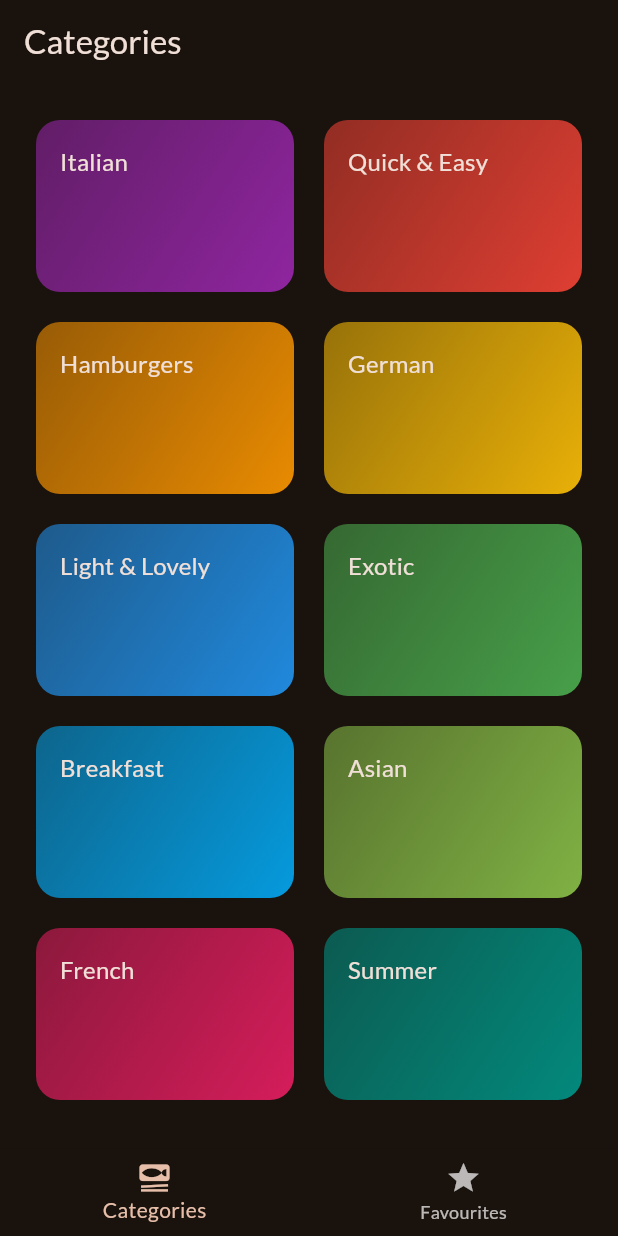
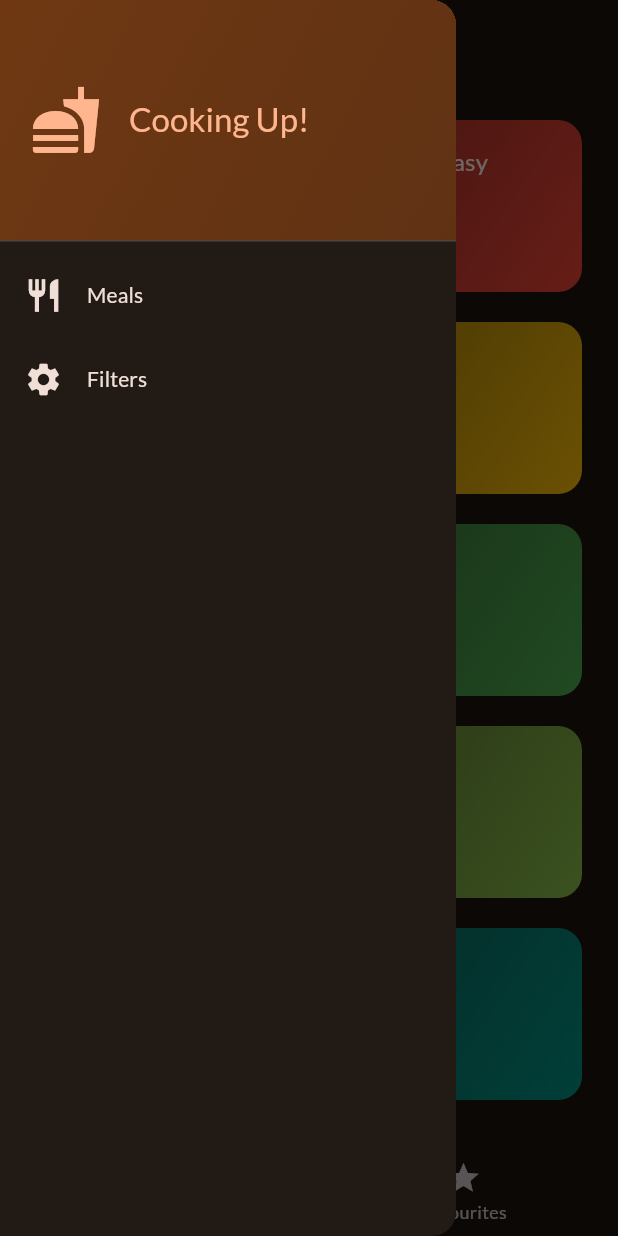
Before and after one commit to therizwanulhaq/meals, a Flutter app: the screen it shows after launch, with the side drawer open (before the commit the screen has no drawer), on a phone screen of 412 x 824 dp. Run offline on Flutter 3.47's test engine with Material 3 defaults, Android fonts, the phone set to English and light mode, and no system bars; our stand-ins replace google_fonts, transparent_image.

Commit message:
aplying filters

```diff
--- a/lib/screens/categories.dart
+++ b/lib/screens/categories.dart
@@ -6,12 +6,17 @@ import 'package:meals/screens/meals.dart';
 import 'package:meals/widgets/category_grid_item.dart';
 
 class CategoriesScreen extends StatelessWidget {
-  const CategoriesScreen({super.key, required this.onToggleFavourite});
+  const CategoriesScreen({
+    super.key,
+    required this.onToggleFavourite,
+    required this.availableMeals,
+  });
 
   final void Function(Meal meal) onToggleFavourite;
+  final List<Meal> availableMeals;
 
   void _selectCategory(BuildContext context, Category category) {
-    final filteredMeals = dummyMeals
+    final filteredMeals = availableMeals
         .where((meal) => meal.categories.contains(category.id))
         .toList();
     // Navigator.of(context).push(route)
--- a/lib/screens/tabs.dart
+++ b/lib/screens/tabs.dart
@@ -1,7 +1,17 @@
 import 'package:flutter/material.dart';
+import 'package:meals/data/dummy_data.dart';
 import 'package:meals/models/meal.dart';
 import 'package:meals/screens/categories.dart';
+import 'package:meals/screens/filters.dart';
 import 'package:meals/screens/meals.dart';
+import 'package:meals/widgets/main_drawer.dart';
+
+const kInitialFilters = {
+  Filter.glutenFree: false,
+  Filter.lactoseFree: false,
+  Filter.vegetarian: false,
+  Filter.vegan: false,
+};
 
 class TabsScreen extends StatefulWidget {
   const TabsScreen({super.key});
@@ -13,6 +23,12 @@ class TabsScreen extends StatefulWidget {
 class _TabsScreenState extends State<TabsScreen> {
   int _selectedPageIndex = 0;
   final List<Meal> _favouriteMeals = [];
+  Map<Filter, bool> _selectedFilters = {
+    Filter.glutenFree: false,
+    Filter.lactoseFree: false,
+    Filter.vegetarian: false,
+    Filter.vegan: false,
+  };
 
   void _showInfoMessage(String message) {
     ScaffoldMessenger.of(context).clearSnackBars();
@@ -45,10 +61,43 @@ class _TabsScreenState extends State<TabsScreen> {
     });
   }
 
+  void _setScreen(String identifier) async {
+    Navigator.pop(context);
+    if (identifier == 'filters') {
+      final result = await Navigator.of(context).push<Map<Filter, bool>>(
+        MaterialPageRoute(
+          builder: (context) => FiltersScreen(
+            currentFilters: _selectedFilters,
+          ),
+        ),
+      );
+      setState(() {
+        _selectedFilters = result ?? kInitialFilters;
+      });
+    }
+  }
+
   @override
   Widget build(BuildContext context) {
+    final availableMeals = dummyMeals.where((meal) {
+      if (_selectedFilters[Filter.glutenFree]! && !meal.isGlutenFree) {
+        return false;
+      }
+      if (_selectedFilters[Filter.lactoseFree]! && !meal.isLactoseFree) {
+        return false;
+      }
+      if (_selectedFilters[Filter.vegetarian]! && !meal.isVegetarian) {
+        return false;
+      }
+      if (_selectedFilters[Filter.vegan]! && !meal.isVegan) {
+        return false;
+      }
+      return true;
+    }).toList();
+
     Widget activePage = CategoriesScreen(
       onToggleFavourite: _toggleMealFavouriteStatus,
+      availableMeals: availableMeals,
     );
     var activePageTitle = "Categories";
 
@@ -64,6 +113,9 @@ class _TabsScreenState extends State<TabsScreen> {
       appBar: AppBar(
         title: Text(activePageTitle),
       ),
+      drawer: MainDrawer(
+        onSelectScreen: _setScreen,
+      ),
       body: activePage,
       bottomNavigationBar: BottomNavigationBar(
         onTap: _selectedPage,
--- /dev/null
+++ b/lib/widgets/main_drawer.dart
@@ -0,0 +1,80 @@
+import 'package:flutter/material.dart';
+
+class MainDrawer extends StatelessWidget {
+  const MainDrawer({
+    super.key,
+    required this.onSelectScreen,
+  });
+
+  final void Function(String identifier) onSelectScreen;
+
+  @override
+  Widget build(BuildContext context) {
+    return Drawer(
+      child: Column(
+        children: [
+          DrawerHeader(
+            padding: const EdgeInsets.all(20),
+            decoration: BoxDecoration(
+                gradient: LinearGradient(
+              colors: [
+                Theme.of(context).colorScheme.primaryContainer,
+                Theme.of(context).colorScheme.primaryContainer.withOpacity(0.8),
+              ],
+              begin: Alignment.topLeft,
+              end: Alignment.bottomRight,
+            )),
+            child: Row(
+              children: [
+                Icon(
+                  Icons.fastfood,
+                  size: 48,
+                  color: Theme.of(context).colorScheme.primary,
+                ),
+                const SizedBox(width: 18),
+                Text(
+                  "Cooking Up!",
+                  style: Theme.of(context).textTheme.titleLarge!.copyWith(
+                        color: Theme.of(context).colorScheme.primary,
+                      ),
+                )
+              ],
+            ),
+          ),
+          ListTile(
+            leading: Icon(
+              Icons.restaurant,
+              size: 26,
+              color: Theme.of(context).colorScheme.onBackground,
+            ),
+            title: Text(
+              "Meals",
+              style: Theme.of(context).textTheme.titleSmall!.copyWith(
+                    color: Theme.of(context).colorScheme.onBackground,
+                  ),
+            ),
+            onTap: () {
+              onSelectScreen('meals');
+            },
+          ),
+          ListTile(
+            leading: Icon(
+              Icons.settings,
+              size: 26,
+              color: Theme.of(context).colorScheme.onBackground,
+            ),
+            title: Text(
+              "Filters",
+              style: Theme.of(context).textTheme.titleSmall!.copyWith(
+                    color: Theme.of(context).colorScheme.onBackground,
+                  ),
+            ),
+            onTap: () {
+              onSelectScreen('filters');
+            },
+          ),
+        ],
+      ),
+    );
+  }
+}
```
Also changed, not shown: lib/screens/filters.dart (added, +149 -0 lines).
